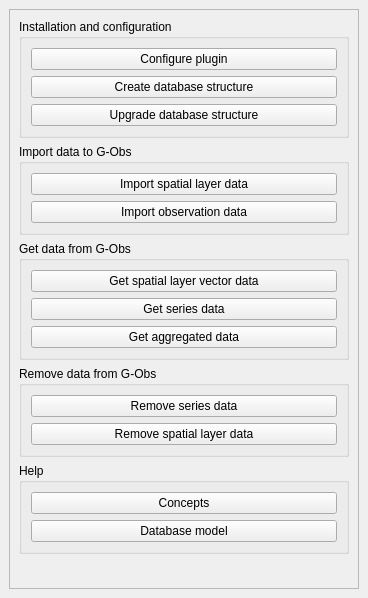
Qt form gobs/resources/ui/gobs_dockwidget_base.ui (3liz/qgis-gobs-plugin) before a commit.
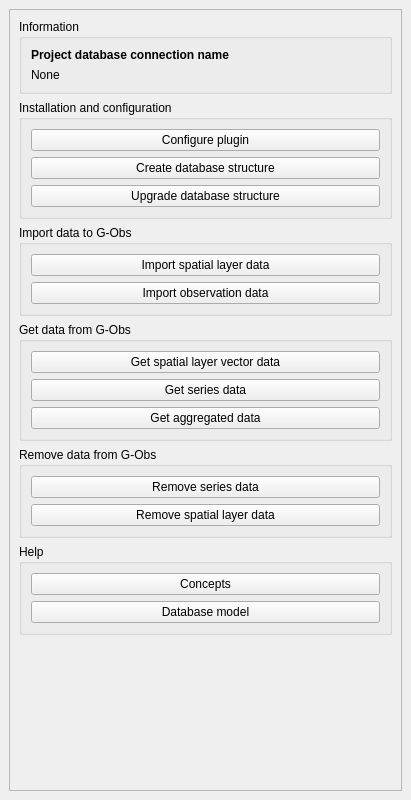
The same form after that commit.

Commit message: PostgreSQL connection - Use project variable instead of QGIS variable & display in dock

Diff of the .ui file:
```diff
--- a/gobs/resources/ui/gobs_dockwidget_base.ui
+++ b/gobs/resources/ui/gobs_dockwidget_base.ui
@@ -6,8 +6,8 @@
    <rect>
     <x>0</x>
     <y>0</y>
-    <width>368</width>
-    <height>598</height>
+    <width>411</width>
+    <height>800</height>
    </rect>
   </property>
   <property name="windowTitle">
@@ -24,12 +24,48 @@
        <property name="geometry">
         <rect>
          <x>0</x>
-         <y>-51</y>
-         <width>334</width>
-         <height>610</height>
+         <y>0</y>
+         <width>391</width>
+         <height>761</height>
         </rect>
        </property>
        <layout class="QVBoxLayout" name="verticalLayout">
+        <item>
+         <widget class="QGroupBox" name="groupBox_6">
+          <property name="title">
+           <string>Information</string>
+          </property>
+          <layout class="QVBoxLayout" name="verticalLayout_7">
+           <item>
+            <layout class="QGridLayout" name="gridLayout_2">
+             <item row="0" column="0">
+              <widget class="QLabel" name="label_2">
+               <property name="font">
+                <font>
+                 <weight>75</weight>
+                 <bold>true</bold>
+                </font>
+               </property>
+               <property name="text">
+                <string>Project database connection name</string>
+               </property>
+              </widget>
+             </item>
+             <item row="1" column="0">
+              <widget class="QLabel" name="database_connection_name">
+               <property name="text">
+                <string>None</string>
+               </property>
+               <property name="wordWrap">
+                <bool>true</bool>
+               </property>
+              </widget>
+             </item>
+            </layout>
+           </item>
+          </layout>
+         </widget>
+        </item>
         <item>
          <widget class="QGroupBox" name="groupBox">
           <property name="title">
```
The commit also changes 17 other files.
